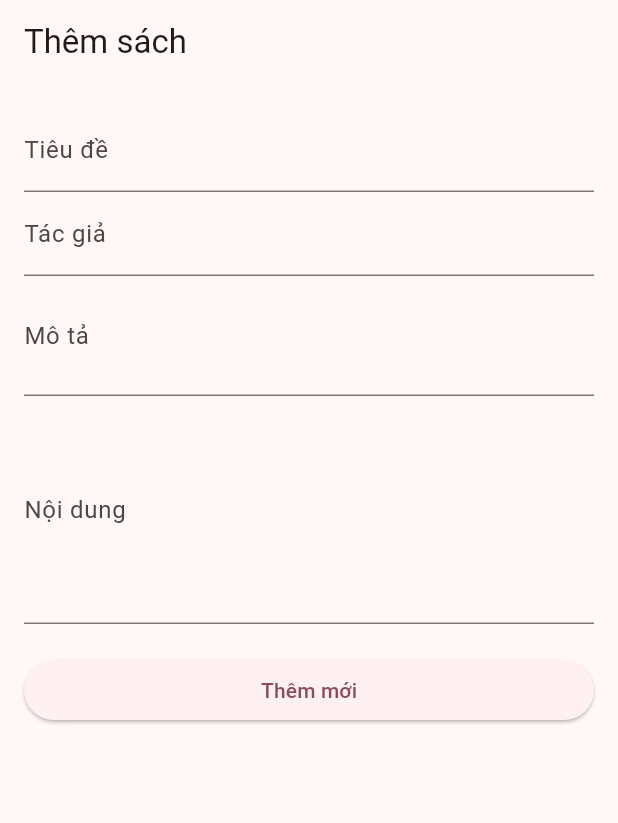
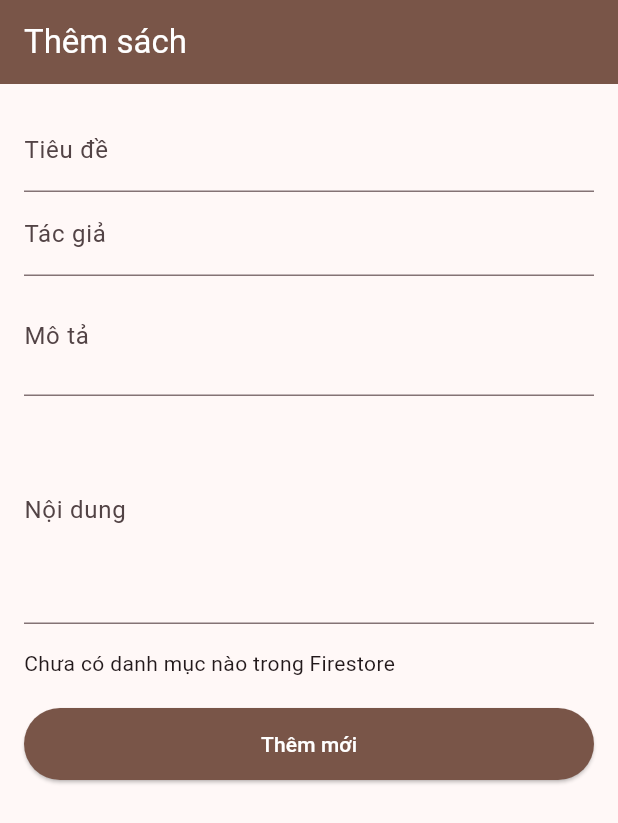
Before and after one commit to MinhVuong265/android_book_app, a Flutter app: the AddEditBookPage screen opened by its route, on a phone screen of 412 x 824 dp. Shown: the top 823 px of the screen. Run offline on Flutter 3.47's test engine with Material 3 defaults, Android fonts, the light colour scheme and no system bars; our stand-ins replace cloud_firestore, equatable, firebase_auth, firebase_core, flutter_riverpod, go_router; accounts and stored records are empty.

Commit message:
them loc category

```diff
--- a/lib/features/books/data/models/book_model.dart
+++ b/lib/features/books/data/models/book_model.dart
@@ -6,6 +6,7 @@ class BookModel extends BookEntity{
     required super.id,
     required super.title,
     required super.author,
+    required super.category,
     super.description,
     required super.coverImageUrl,
     required super.content,
@@ -20,6 +21,7 @@ class BookModel extends BookEntity{
       id: doc.id,
       title: data['title'],
       author: data['author'] ?? 'Đang cập nhật',
+      category: data['category'] ?? 'Chưa phân loại',
       description: data['description'] ?? 'Chưa có mô tả',
       coverImageUrl: data['coverImageUrl'] ?? 'https://example.com/default-cover.jpg',
       content: data['content'] ?? 'Đang cập nhật',
@@ -34,6 +36,7 @@ class BookModel extends BookEntity{
       'id': id,
       'title': title,
       'author': author,
+      'category': category,
       'description': description,
       'coverImageUrl': coverImageUrl,
       'content': content,
--- a/lib/features/books/data/repositories/book_repository_impl.dart
+++ b/lib/features/books/data/repositories/book_repository_impl.dart
@@ -16,6 +16,7 @@ class BookRepositoryImpl implements BookRepository{
       id: book.id,
       title: book.title,
       author: book.author,
+      category: book.category,
       description: book.description,
       coverImageUrl: book.coverImageUrl,
       content: book.content,
@@ -46,6 +47,7 @@ class BookRepositoryImpl implements BookRepository{
       id: model.id,
       title: model.title,
       author: model.author,
+      category: model.category,
       description: model.description,
       coverImageUrl: model.coverImageUrl,
       content: model.content,
@@ -62,6 +64,7 @@ class BookRepositoryImpl implements BookRepository{
       id: book.id,
       title: book.title,
       author: book.author,
+      category: book.category,
       description: book.description,
       coverImageUrl: book.coverImageUrl,
       content: book.content,
--- a/lib/features/books/domain/entities/book_entity.dart
+++ b/lib/features/books/domain/entities/book_entity.dart
@@ -2,6 +2,7 @@ class BookEntity {
   final String id;
   final String title;
   final String author;
+  final String category;
   final String? description;
   final String coverImageUrl;
   final String content;
@@ -13,6 +14,7 @@ class BookEntity {
     required this.id,
     required this.title,
     required this.author,
+    required this.category,
     this.description,
     required this.coverImageUrl,
     required this.content,
@@ -26,6 +28,7 @@ class BookEntity {
       'id': id,
       'title': title,
       'author': author,
+      'category': category,
       'description': description,
       'coverImageUrl': coverImageUrl,
       'content': content,
@@ -40,6 +43,7 @@ class BookEntity {
       id: map['id'],
       title: map['title'],
       author: map['author'] ?? 'Đang cập nhật',
+      category: map['category'] ?? 'Chưa phân loại',
       description: map['description'] ?? 'Chưa có mô tả',
       coverImageUrl: map['coverImageUrl'] ?? 'https://example.com/default-cover.jpg',
       content: map['content'] ?? 'Đang cập nhật',
--- a/lib/features/books/presentation/pages/add_edit_book_page.dart
+++ b/lib/features/books/presentation/pages/add_edit_book_page.dart
@@ -1,4 +1,6 @@
+import 'package:book_app/features/books/presentation/pages/book_detail_sheet.dart';
 import 'package:flutter/material.dart';
+import 'package:cloud_firestore/cloud_firestore.dart';
 import '../../data/repositories/book_repository_impl.dart';
 import '../../data/datasources/firebase_book_datasource.dart';
 import '../../domain/entities/book_entity.dart';
@@ -19,6 +21,9 @@ class _AddEditBookPageState extends State<AddEditBookPage> {
   final _descriptionController = TextEditingController();
 
   final _repo = BookRepositoryImpl(FirebaseBookDatasource());
+  final _categoriesRef = FirebaseFirestore.instance.collection('categories');
+
+  String? _selectedCategory; // Lưu danh mục được chọn
 
   @override
   void initState() {
@@ -27,18 +32,31 @@ class _AddEditBookPageState extends State<AddEditBookPage> {
       _titleController.text = widget.book!.title;
       _authorController.text = widget.book!.author;
       _contentController.text = widget.book!.content;
-      _imageController.text = widget.book!.coverImageUrl;
+      _imageController.text = 'images/image1.jpg';
       _descriptionController.text = widget.book!.description ?? '';
+      _selectedCategory = widget.book!.category;
     }
   }
 
   Future<void> _saveBook() async {
+    if (_titleController.text.trim().isEmpty ||
+        _authorController.text.trim().isEmpty ||
+        _selectedCategory == null) {
+      ScaffoldMessenger.of(context).showSnackBar(
+        const SnackBar(content: Text("Vui lòng nhập đầy đủ thông tin")),
+      );
+
+      return;
+    }
+
     final newBook = BookEntity(
       id: widget.book?.id ?? '',
       title: _titleController.text.trim(),
       author: _authorController.text.trim(),
+      description: _descriptionController.text.trim(),
       content: _contentController.text.trim(),
       coverImageUrl: _imageController.text.trim(),
+      category: _selectedCategory!,
       createdAt: widget.book?.createdAt ?? DateTime.now(),
       updatedAt: DateTime.now(),
     );
@@ -51,6 +69,21 @@ class _AddEditBookPageState extends State<AddEditBookPage> {
 
     if (mounted) {
       Navigator.pop(context, true); // trở lại home sau khi lưu
+      showModalBottomSheet(
+      context: context,
+      isScrollControlled: true,
+      builder: (ctx) => BookDetailSheet(
+        bookData: {
+          'id': newBook.id,
+          'title': newBook.title,
+          'author': newBook.author,
+          'content': newBook.content,
+          'coverImageUrl': newBook.coverImageUrl,
+          'category': newBook.category,
+        },
+        isAdmin: true,
+        )
+      );
     }
   }
 
@@ -61,6 +94,8 @@ class _AddEditBookPageState extends State<AddEditBookPage> {
     return Scaffold(
       appBar: AppBar(
         title: Text(isEdit ? 'Sửa sách' : 'Thêm sách'),
+        backgroundColor: Colors.brown,
+        foregroundColor: Colors.white,
       ),
       body: Padding(
         padding: const EdgeInsets.all(16),
@@ -86,8 +121,52 @@ class _AddEditBookPageState extends State<AddEditBookPage> {
               minLines: 5,
               maxLines: 10,
             ),
+            // TextField(
+            //   controller: _imageController,
+            //   decoration: const InputDecoration(labelText: 'Link ảnh bìa (URL)'),
+            // ),
+            const SizedBox(height: 16),
+
+            // 🔽 Dropdown danh mục
+            StreamBuilder<QuerySnapshot>(
+              stream: _categoriesRef.snapshots(),
+              builder: (context, snapshot) {
+                if (snapshot.connectionState == ConnectionState.waiting) {
+                  return const Center(child: CircularProgressIndicator());
+                }
+
+                if (snapshot.hasError) {
+                  return const Text("Không thể tải danh mục");
+                }
+
+                final docs = snapshot.data?.docs ?? [];
+                final categories = docs.map((d) => d['name'].toString()).toList();
+
+                if (categories.isEmpty) {
+                  return const Text("Chưa có danh mục nào trong Firestore");
+                }
+
+                return DropdownButtonFormField<String>(
+                  value: _selectedCategory ?? categories[0],
+                  items: categories
+                      .map((cat) =>
+                          DropdownMenuItem(value: cat, child: Text(cat)))
+                      .toList(),
+                  onChanged: (value) {
+                    setState(() => _selectedCategory = value);
+                  },
+                  decoration: const InputDecoration(labelText: 'Danh mục'),
+                );
+              },
+            ),
+
             const SizedBox(height: 20),
             ElevatedButton(
+              style: ElevatedButton.styleFrom(
+                backgroundColor: Colors.brown,
+                foregroundColor: Colors.white,
+                padding: const EdgeInsets.symmetric(vertical: 14),
+              ),
               onPressed: _saveBook,
               child: Text(isEdit ? 'Cập nhật' : 'Thêm mới'),
             ),
```
Also changed, not shown: lib/features/books/presentation/pages/book_detail_sheet.dart (+16 -7 lines), lib/features/home/presentation/pages/home_page.dart (+52 -80 lines).
